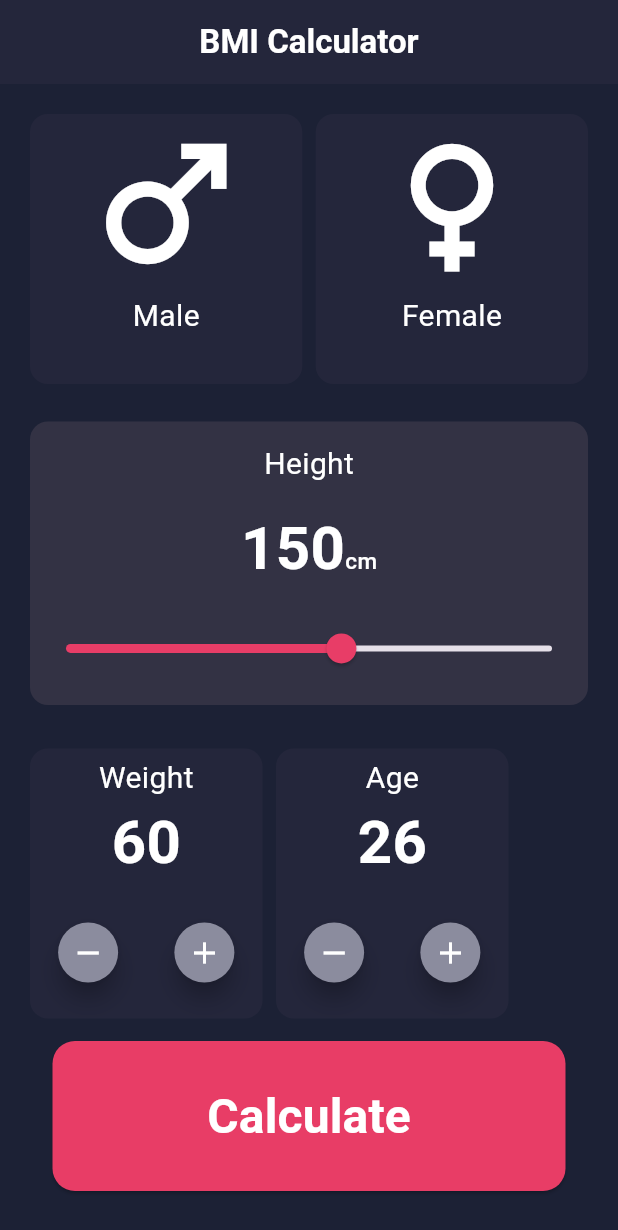
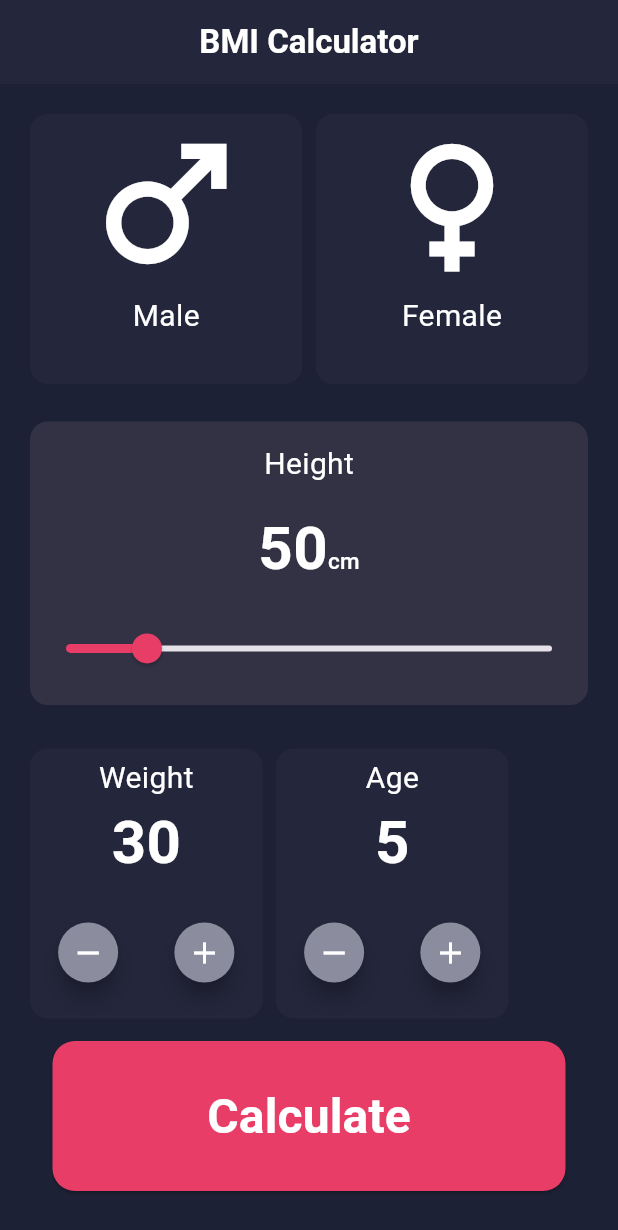
Before and after one commit to mohamdy9520-eng/bmi_app_modi, a Flutter app: the screen it shows after launch, on a phone screen of 412 x 824 dp. Shown: the top 1230 px of the screen. Run offline on Flutter 3.47's test engine with Material 3 defaults, Android fonts, the phone set to English and light mode, and no system bars.

Commit message:
Initial commit

```diff
--- a/lib/home_screen.dart
+++ b/lib/home_screen.dart
@@ -1,198 +1,148 @@
+import 'package:bmi_app/widgets/gender_container.dart';
+import 'package:bmi_app/widgets/gender_info.dart';
 import 'package:flutter/material.dart';
 
-class HomeScreen extends StatelessWidget{
+class HomeScreen extends StatefulWidget {
   const HomeScreen({super.key});
 
   @override
+  State<HomeScreen> createState() => _HomeScreenState();
+}
+
+class _HomeScreenState extends State<HomeScreen> {
+  bool isMale=false;
+  bool isFemale=false;
+  int height=50;
+  int weight=30;
+  int age=5;
+  @override
   Widget build(BuildContext context) {
     return Scaffold(
-      backgroundColor:Color(0xff1C2135),
+      backgroundColor: Color(0xff1C2135),
       appBar: AppBar(
         backgroundColor: Color(0xff24263B),
-        title: const Text('BMI Calculator',
-          style: TextStyle(
-            color: Colors.white,
-          fontWeight: FontWeight.w600)
-
+        title: const Text(
+          'BMI Calculator',
+          style: TextStyle(color: Colors.white, fontWeight: FontWeight.w600),
         ),
         centerTitle: true,
-
       ),
 
       body: SingleChildScrollView(
-        child:
-        Padding(
+        child: Padding(
           padding: const EdgeInsets.symmetric(vertical: 20, horizontal: 20),
           child: Column(
             children: [
               //Gender Row
               Row(
                 children: [
-                Expanded(
-                  child: Container(height: 180,
-                  width: 155,
+                  GenderContainer(title: "Male", icon: Icons.male,
+                  color: isMale? Colors.red :Color(0xff24263B),
+                  onTap:(){
+                    setState(() {
+                      isMale=true;
+                      isFemale=false;
+                    });
+                  }),
+                  SizedBox(width: 9),
+                  GenderContainer(title: "Female", icon: Icons.female,
+                  color:isFemale? Colors.red :Color(0xff24263B),
+                  onTap: (){
+                    setState(() {
+                      isMale=false;
+                      isFemale=true;
+                    });
+                  },),
+                ],
+              ),
+              SizedBox(height: 25),
+              //Height Container
+              Container(
+                width: double.infinity,
+                height: 189,
                 decoration: BoxDecoration(
                   borderRadius: BorderRadius.circular(12),
-                    color: Color(0xff24263B)
+                  color: Color(0xff333244),
                 ),
                 child: Column(
+                  mainAxisAlignment: MainAxisAlignment.spaceEvenly,
                   children: [
-                      Icon(Icons.male,size: 120,color: Colors.white,),
-                      Text("Male",style: TextStyle(fontSize: 20,color: Colors.white),)
-                    ],
+                    Text(
+                      "Height",
+                      style: TextStyle(fontSize: 20, color: Colors.white),
+                    ),
+                    Text.rich(
+                      TextSpan(
+                        children: [
+                          TextSpan(
+                            text: height.toString(),
+                            style: TextStyle(
+                              fontSize: 40,
+                              fontWeight: FontWeight.w700,
+                              color: Colors.white,
                             ),
                           ),
-                ),
-                SizedBox(width: 9,),
-                Expanded(
-                  child: Container(
-                    height: 180,
-                    width: 155,
-                    decoration: BoxDecoration(
-                        borderRadius: BorderRadius.circular(12),
-                        color: Color(0xff24263B)
-                    ),
-                    child: Column(
-                      children: [
-                        Icon(Icons.female,size: 120,color: Colors.white,),
-                        Text("Female",style: TextStyle(fontSize: 20,color: Colors.white),)
-                      ],
-                    ),
+                          TextSpan(
+                            text: "cm",
+                            style: TextStyle(
+                              fontWeight: FontWeight.w500,
+                              color: Colors.white,
+                              fontSize: 15,
                             ),
                           ),
                         ],
                       ),
-            SizedBox(height: 25,),
-            //Height Container
-            Container(
-              width:double.infinity,
-              height: 189,
-              decoration:BoxDecoration(borderRadius:BorderRadius.circular(12),
-              color:Color(0xff333244)
                     ),
-              child: Column(
-                mainAxisAlignment: MainAxisAlignment.spaceEvenly,
-                children: [
-                  Text("Height", style: TextStyle(fontSize: 20, color: Colors.white)),
-                  Text.rich(TextSpan(
-                    children: [
-                      TextSpan(
-                        text: "150",
-                        style: TextStyle(
-                        fontSize: 40,
-                        fontWeight: FontWeight.w700,
-                          color: Colors.white
-                      )),
-                      TextSpan(text: "cm",
-                          style: TextStyle(
-                            fontWeight: FontWeight.w500,
-                            color: Colors.white,
-                            fontSize: 15
-                          )
-                          ),
-
-                    ]
-                  )),
                     Slider(
                       min: 0,
                       max: 300,
                       activeColor: Color(0xffE83D67),
-                      value: 170, onChanged:(value){
-                    print(value);
-                    //Inactive Color
-                  },)
+                      value: height.toDouble(),
+                      onChanged: (value) {
+                        setState(() {
+                          height=value.toInt();
+                        });
+                      },
+                    ),
                   ],
                 ),
               ),
 
-            SizedBox(height: 29,),
+              SizedBox(height: 29),
 
               //Data Row
               Row(
                 children: [
-                Container(
-                padding: EdgeInsets.only(top: 5, bottom: 10),
-                //Buttom Vertical: 20 ~~Overflowed by 15 pixels
-                width:155,
-                height: 180,
-                decoration: BoxDecoration(borderRadius: BorderRadius.circular(12),
-                color: Color(0xff24263B)),
-                child: Column(
-                  children: [
-                    Text("Weight", style: TextStyle(fontSize:20, color: Colors.white ),),
-                    Text("60", style: TextStyle(fontSize: 40, color: Colors.white, fontWeight: FontWeight.w700),),
-                    SizedBox(height:21),
-                    Row(
-                    mainAxisAlignment: MainAxisAlignment.spaceAround,
-                      children: [
-                        FloatingActionButton.small(onPressed: (){},
-                          backgroundColor: Color(0xff8B8C9E),
-                        shape: RoundedRectangleBorder(
-                          borderRadius: BorderRadiusGeometry.circular(100),
+                  GenderInfo(title: "Weight", number:weight,
+                  increaseOnTap:(){
+                    setState(() {
+                      weight++;
+                    });
+                  },
+                  decreaseOnTap: (){
+                    setState(() {
+                      if(weight>30){
+                        weight--;
+                      }
+                    });;
+                  },),
+                  SizedBox(width: 9),
+                  GenderInfo(title: "Age", number:age,
+                      increaseOnTap:(){
+                    setState(() {
+                      age++;
+                    });
+
+                      },
+                      decreaseOnTap: (){
+                    if(age>10){
+                      setState(() {
+                        age--;
+                      });
+                    }
+
+                      },
                   ),
-                            child: Icon(Icons.remove,color: Colors.white,),
-                        ),
-
-
-                        FloatingActionButton.small(onPressed: (){},
-                          backgroundColor: Color(0xff8B8C9E),
-                          shape: RoundedRectangleBorder(
-                            borderRadius: BorderRadiusGeometry.circular(100),
-                          ),
-                          child: Icon(Icons.add,color: Colors.white,),
-                        ),
-
-
-                      ],
-                    )
-                  ],
-                ),
-              ),
-
-
-                SizedBox(width: 9,),
-
-
-                Container(
-                padding: EdgeInsets.only(top: 5, bottom: 10),
-                //Buttom Vertical: 20 ~~Overflowed by 15 pixels
-                width:155,
-                height: 180,
-                decoration: BoxDecoration(borderRadius: BorderRadius.circular(12),
-                    color: Color(0xff24263B)),
-                child: Column(
-                  children: [
-                    Text("Age", style: TextStyle(fontSize:20, color: Colors.white ),),
-                    Text("26", style: TextStyle(fontSize: 40, color: Colors.white, fontWeight: FontWeight.w700),),
-                    SizedBox(height:21),
-                    Row(
-                      mainAxisAlignment: MainAxisAlignment.spaceAround,
-                      children: [
-                        FloatingActionButton.small(onPressed: (){},
-                          backgroundColor: Color(0xff8B8C9E),
-                          shape: RoundedRectangleBorder(
-                            borderRadius: BorderRadiusGeometry.circular(100),
-                          ),
-                          child: Icon(Icons.remove,color: Colors.white,),
-                        ),
-
-
-                        FloatingActionButton.small(onPressed: (){},
-                          backgroundColor: Color(0xff8B8C9E),
-                          shape: RoundedRectangleBorder(
-                            borderRadius: BorderRadiusGeometry.circular(100),
-                          ),
-                          child: Icon(Icons.add,color: Colors.white,),
-                        ),
-
-
-                      ],
-                    )
-                  ],
-                ),
-                )
-
-
                 ],
               ),
 
@@ -200,11 +150,11 @@ class HomeScreen extends StatelessWidget{
                 padding: const EdgeInsets.all(15.0),
                 child: SizedBox(
                   width: double.infinity,
-                //height=100~~~overflow by 72 pixels
+
                   height: 100,
                   child: ElevatedButton(
                     onPressed: () {
-                    // calculate BMI
+
                     },
                     style: ElevatedButton.styleFrom(
                       backgroundColor: Color(0xFFE83D66),
@@ -223,23 +173,10 @@ class HomeScreen extends StatelessWidget{
                   ),
                 ),
               ),
-
-
-
-
-
-
-
-
-
             ],
           ),
         ),
-
-    )
+      ),
     );
-
-
-
   }
 }
--- /dev/null
+++ b/lib/widgets/gender_container.dart
@@ -0,0 +1,32 @@
+
+import 'package:flutter/material.dart';
+
+class GenderContainer extends StatelessWidget{
+  final String title;
+  final IconData icon;
+  const GenderContainer({super.key, required this.title, required this.icon, this.onTap, this.color});
+  final void Function()? onTap;
+  final Color? color;
+
+  @override
+  Widget build(BuildContext context) {
+    return Expanded(
+      child: InkWell(
+        onTap:onTap,
+        child: Container(height: 180,
+          width: 155,
+          decoration: BoxDecoration(
+              borderRadius: BorderRadius.circular(12),
+              color: color
+          ),
+          child: Column(
+            children: [
+              Icon(icon,size: 120,color: Colors.white,),
+              Text(title,style: TextStyle(fontSize: 20,color: Colors.white),)
+            ],
+          ),
+        ),
+      ),
+    );
+  }
+}
--- /dev/null
+++ b/lib/widgets/gender_info.dart
@@ -0,0 +1,52 @@
+
+import 'package:flutter/material.dart';
+
+class GenderInfo extends StatelessWidget{
+  final String title;
+  final int number;
+  final void Function()? increaseOnTap;
+  final void Function()? decreaseOnTap;
+  const GenderInfo({super.key, required this.title, required this.number, this.increaseOnTap, this.decreaseOnTap});
+
+  @override
+  Widget build(BuildContext context) {
+    return Container(
+      padding: EdgeInsets.only(top: 5, bottom: 10),
+      //Buttom Vertical: 20 ~~Overflowed by 15 pixels
+      width:155,
+      height: 180,
+      decoration: BoxDecoration(borderRadius: BorderRadius.circular(12),
+          color: Color(0xff24263B)),
+      child: Column(
+        children: [
+          Text(title, style: TextStyle(fontSize:20, color: Colors.white ),),
+          Text(number.toString(), style: TextStyle(fontSize: 40, color: Colors.white, fontWeight: FontWeight.w700),),
+          SizedBox(height:21),
+          Row(
+            mainAxisAlignment: MainAxisAlignment.spaceAround,
+            children: [
+              FloatingActionButton.small(onPressed:decreaseOnTap,
+                backgroundColor: Color(0xff8B8C9E),
+                shape: RoundedRectangleBorder(
+                  borderRadius: BorderRadiusGeometry.circular(100),
+                ),
+                child: Icon(Icons.remove,color: Colors.white,),
+              ),
+
+
+              FloatingActionButton.small(onPressed:increaseOnTap,
+                backgroundColor: Color(0xff8B8C9E),
+                shape: RoundedRectangleBorder(
+                  borderRadius: BorderRadiusGeometry.circular(100),
+                ),
+                child: Icon(Icons.add,color: Colors.white,),
+              ),
+
+
+            ],
+          )
+        ],
+      ),
+    );
+  }
+}
```
Lines whose indentation alone changed are shown as unchanged.
